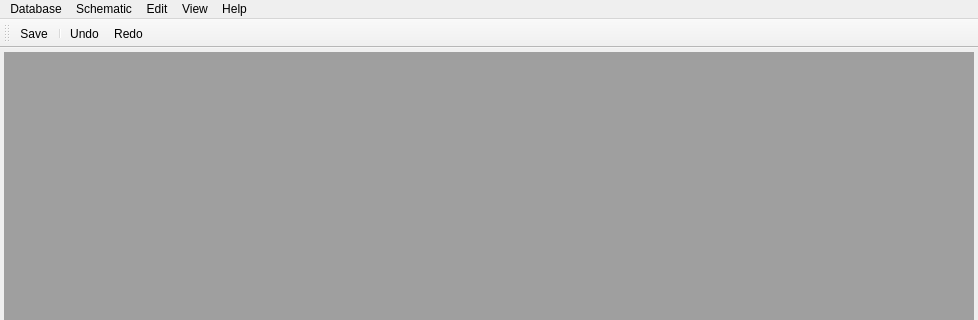
Qt form kipartman-qt/ui/main_window.ui (turdusmerula/kipartman) before a commit; both pictures show x 0 to 978 and y 0 to 320 of the 978 by 842 pixel window.
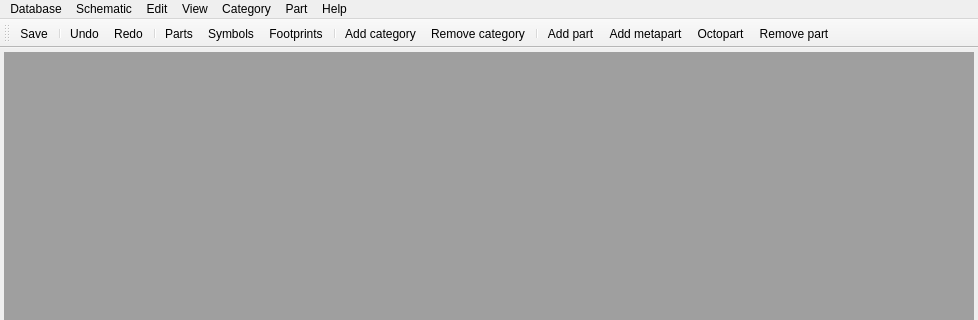
The same form after that commit. Icons and pictures are not drawn.

Commit message: Implementing part list

What changed in the file:
```diff
--- a/kipartman-qt/ui/main_window.ui
+++ b/kipartman-qt/ui/main_window.ui
@@ -89,10 +89,38 @@
     <addaction name="actionEditUndo"/>
     <addaction name="actionEditRedo"/>
    </widget>
+   <widget class="QMenu" name="menuCategory">
+    <property name="title">
+     <string>Category</string>
+    </property>
+    <addaction name="actionCategoryAdd"/>
+    <addaction name="actionCategoryDelete"/>
+   </widget>
+   <widget class="QMenu" name="menuPart">
+    <property name="title">
+     <string>Part</string>
+    </property>
+    <widget class="QMenu" name="menuImport">
+     <property name="title">
+      <string>Import from ...</string>
+     </property>
+     <property name="icon">
+      <iconset>
+       <normaloff>icons/part-add-48.png</normaloff>icons/part-add-48.png</iconset>
+     </property>
+     <addaction name="actionPartImportOctopart"/>
+    </widget>
+    <addaction name="actionPartAddPart"/>
+    <addaction name="menuImport"/>
+    <addaction name="actionPartAddMetapart"/>
+    <addaction name="actionPartRemovePart"/>
+   </widget>
    <addaction name="menuDatabase"/>
    <addaction name="menuFile"/>
    <addaction name="menuEdit"/>
    <addaction name="menuView"/>
+   <addaction name="menuCategory"/>
+   <addaction name="menuPart"/>
    <addaction name="menuHelp"/>
   </widget>
   <widget class="QStatusBar" name="statusbar"/>
@@ -110,6 +138,18 @@
    <addaction name="separator"/>
    <addaction name="actionEditUndo"/>
    <addaction name="actionEditRedo"/>
+   <addaction name="separator"/>
+   <addaction name="actionViewParts"/>
+   <addaction name="actionViewSymbols"/>
+   <addaction name="actionFootprints"/>
+   <addaction name="separator"/>
+   <addaction name="actionCategoryAdd"/>
+   <addaction name="actionCategoryDelete"/>
+   <addaction name="separator"/>
+   <addaction name="actionPartAddPart"/>
+   <addaction name="actionPartAddMetapart"/>
+   <addaction name="actionPartImportOctopart"/>
+   <addaction name="actionPartRemovePart"/>
   </widget>
   <action name="actionSchematicOpen">
    <property name="text">
@@ -166,6 +206,78 @@
     <string>Redo</string>
    </property>
   </action>
+  <action name="actionCategoryAdd">
+   <property name="icon">
+    <iconset>
+     <normaloff>icons/category-add-48.png</normaloff>icons/category-add-48.png</iconset>
+   </property>
+   <property name="text">
+    <string>Add category</string>
+   </property>
+  </action>
+  <action name="actionCategoryDelete">
+   <property name="icon">
+    <iconset>
+     <normaloff>icons/category-delete-48.png</normaloff>icons/category-delete-48.png</iconset>
+   </property>
+   <property name="text">
+    <string>Remove category</string>
+   </property>
+  </action>
+  <action name="actionPartAddPart">
+   <property name="icon">
+    <iconset>
+     <normaloff>icons/part-add-48.png</normaloff>icons/part-add-48.png</iconset>
+   </property>
+   <property name="text">
+    <string>Add part</string>
+   </property>
+  </action>
+  <action name="actionPartAddMetapart">
+   <property name="icon">
+    <iconset>
+     <normaloff>icons/metapart-add-48.png</normaloff>icons/metapart-add-48.png</iconset>
+   </property>
+   <property name="text">
+    <string>Add metapart</string>
+   </property>
+  </action>
+  <action name="actionPartImportOctopart">
+   <property name="icon">
+    <iconset>
+     <normaloff>icons/octopart-add-48.png</normaloff>icons/octopart-add-48.png</iconset>
+   </property>
+   <property name="text">
+    <string>Octopart</string>
+   </property>
+  </action>
+  <action name="actionPartRemovePart">
+   <property name="icon">
+    <iconset>
+     <normaloff>icons/part-delete-48.png</normaloff>icons/part-delete-48.png</iconset>
+   </property>
+   <property name="text">
+    <string>Remove part</string>
+   </property>
+  </action>
+  <action name="actionViewSymbols">
+   <property name="icon">
+    <iconset>
+     <normaloff>icons/symbol-48.png</normaloff>icons/symbol-48.png</iconset>
+   </property>
+   <property name="text">
+    <string>Symbols</string>
+   </property>
+  </action>
+  <action name="actionFootprints">
+   <property name="icon">
+    <iconset>
+     <normaloff>icons/footprint-48.png</normaloff>icons/footprint-48.png</iconset>
+   </property>
+   <property name="text">
+    <string>Footprints</string>
+   </property>
+  </action>
  </widget>
  <resources>
   <include location="icons.qrc"/>
```
Left out of the diff: 14 changed lines with no effect on the pictures. The commit also changes 27 other files.
